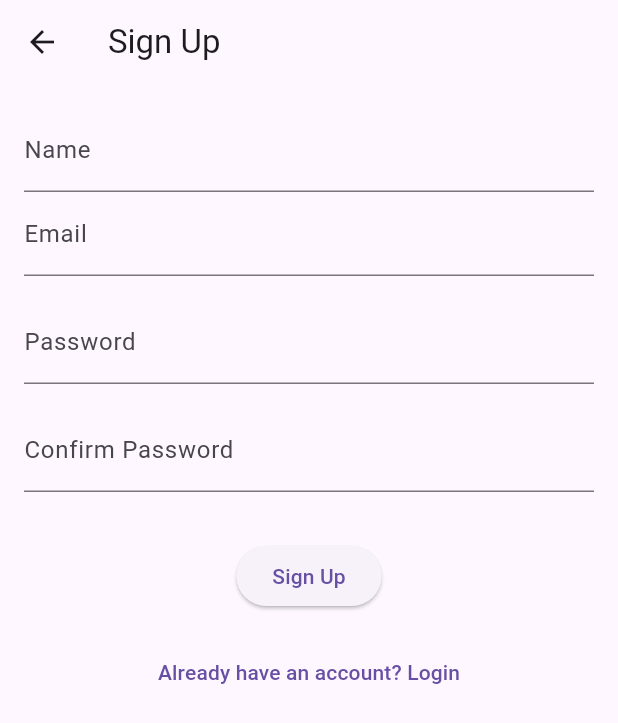
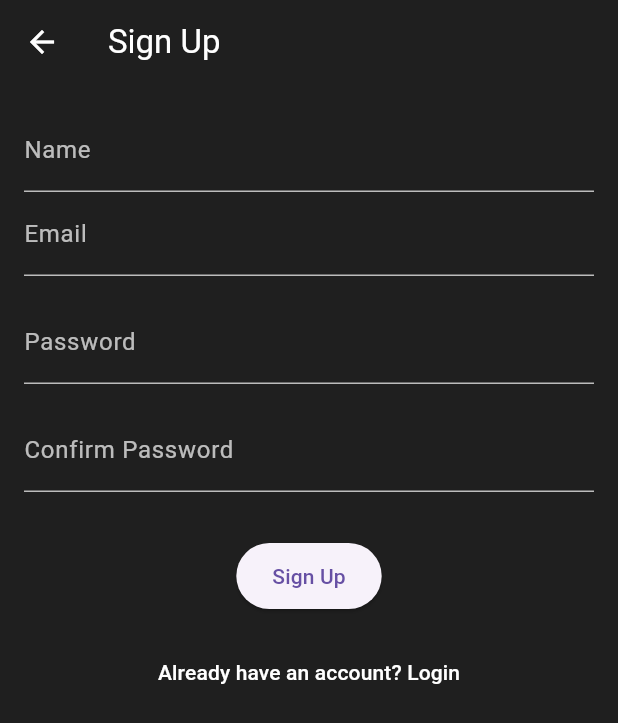
Before and after one commit to badrmatar/year4_project_final, a Flutter app: the screen it shows after launch, after a tap on "Login", after a tap on "Don't have an account? Sign up", on a phone screen of 412 x 824 dp. Shown: the top 723 px of the screen. Run offline on Flutter 3.47's test engine with Material 3 defaults, Android fonts, the phone set to English and light mode, and no system bars; our stand-ins replace flutter_dotenv, geolocator, google_maps_flutter, supabase_flutter; accounts and stored records are empty.

Commit message:
finished all of UI might do minor color changes

```diff
--- a/lib/pages/login_page.dart
+++ b/lib/pages/login_page.dart
@@ -1,7 +1,4 @@
-// lib/pages/login_page.dart
-
 import 'package:flutter/material.dart';
-import 'package:year4_project/pages/home_page.dart';
 import '../services/auth_service.dart';
 
 class LoginPage extends StatefulWidget {
@@ -19,7 +16,6 @@ class _LoginPageState extends State<LoginPage> {
   bool _isLoading = false;
 
   Future<void> _handleLogin() async {
-
     if (_formKey.currentState!.validate()) {
       setState(() {
         _isLoading = true;
@@ -32,7 +28,6 @@ class _LoginPageState extends State<LoginPage> {
       });
 
       if (success && mounted) {
-        // Replace the current route with home
         Navigator.pushReplacementNamed(context, '/home');
       } else {
         if (mounted) {
@@ -47,8 +42,12 @@ class _LoginPageState extends State<LoginPage> {
   @override
   Widget build(BuildContext context) {
     return Scaffold(
+      backgroundColor: const Color(0xFF1F1F1F),
       appBar: AppBar(
-        title: const Text('Login'),
+        elevation: 0,
+        backgroundColor: const Color(0xFF1F1F1F),
+        iconTheme: const IconThemeData(color: Colors.white),
+        title: const Text('Login', style: TextStyle(color: Colors.white)),
       ),
       body: Padding(
         padding: const EdgeInsets.all(16.0),
@@ -60,12 +59,24 @@ class _LoginPageState extends State<LoginPage> {
             children: [
               // Email Field
               TextFormField(
-                decoration: const InputDecoration(labelText: 'Email'),
+                style: const TextStyle(color: Colors.white),
+                decoration: const InputDecoration(
+                  labelText: 'Email',
+                  labelStyle: TextStyle(color: Colors.white70),
+                  enabledBorder: UnderlineInputBorder(
+                    borderSide: BorderSide(color: Colors.white70),
+                  ),
+                  focusedBorder: UnderlineInputBorder(
+                    borderSide: BorderSide(color: Colors.white),
+                  ),
+                ),
                 keyboardType: TextInputType.emailAddress,
                 validator: (value) {
-                  if (value == null ||
-                      value.isEmpty) {
+                  if (value == null || value.isEmpty) {
                     return 'Please enter a valid email';
+                  }
+                  if (!value.contains('@')) {
+                    return 'Please enter a valid email address';
                   }
                   return null;
                 },
@@ -76,10 +87,20 @@ class _LoginPageState extends State<LoginPage> {
               const SizedBox(height: 16.0),
               // Password Field
               TextFormField(
-                decoration: const InputDecoration(labelText: 'Password'),
+                style: const TextStyle(color: Colors.white),
+                decoration: const InputDecoration(
+                  labelText: 'Password',
+                  labelStyle: TextStyle(color: Colors.white70),
+                  enabledBorder: UnderlineInputBorder(
+                    borderSide: BorderSide(color: Colors.white70),
+                  ),
+                  focusedBorder: UnderlineInputBorder(
+                    borderSide: BorderSide(color: Colors.white),
+                  ),
+                ),
                 obscureText: true,
                 validator: (value) {
-                  if (value == null || value.length < 0) {
+                  if (value == null || value.length < 6) {
                     return 'Password must be at least 6 characters';
                   }
                   return null;
@@ -93,20 +114,19 @@ class _LoginPageState extends State<LoginPage> {
               ElevatedButton(
                 onPressed: _handleLogin,
                 child: const Text('Login'),
+                style: ElevatedButton.styleFrom(
+                  padding: const EdgeInsets.symmetric(horizontal: 24, vertical: 12),
+                ),
               ),
               const SizedBox(height: 32.0),
-
-
               TextButton(
-
                 onPressed: () {
-
-                  Navigator.pushNamed(context, '/signup');
-
+                  Navigator.pushReplacementNamed(context, '/signup');
                 },
-
-                child: const Text('Don\'t have an account? Sign up'),
-
+                child: const Text(
+                  "Don't have an account? Sign up",
+                  style: TextStyle(color: Colors.white),
+                ),
               ),
             ],
           ),
--- a/lib/pages/signup_page.dart
+++ b/lib/pages/signup_page.dart
@@ -30,14 +30,15 @@ class _SignUpPageState extends State<SignUpPage> {
         _isLoading = true;
       });
 
-      bool success = await _authService.registerUser(context, _username, _email, _password);
+      bool success =
+      await _authService.registerUser(context, _username, _email, _password);
 
       setState(() {
         _isLoading = false;
       });
 
       if (success && mounted) {
-        Navigator.pushReplacementNamed(context, '/home');
+        Navigator.pushReplacementNamed(context, '/login');
       } else {
         if (mounted) {
           ScaffoldMessenger.of(context).showSnackBar(
@@ -51,8 +52,18 @@ class _SignUpPageState extends State<SignUpPage> {
   @override
   Widget build(BuildContext context) {
     return Scaffold(
+      backgroundColor: const Color(0xFF1F1F1F),
       appBar: AppBar(
-        title: const Text('Sign Up'),
+        elevation: 0,
+        backgroundColor: const Color(0xFF1F1F1F),
+        iconTheme: const IconThemeData(color: Colors.white),
+        title: const Text('Sign Up', style: TextStyle(color: Colors.white)),
+        leading: IconButton(
+          icon: const Icon(Icons.arrow_back),
+          onPressed: () {
+            Navigator.pushReplacementNamed(context, '/login');
+          },
+        ),
       ),
       body: Padding(
         padding: const EdgeInsets.all(16.0),
@@ -62,8 +73,19 @@ class _SignUpPageState extends State<SignUpPage> {
           key: _formKey,
           child: Column(
             children: [
+              // Name Field
               TextFormField(
-                decoration: const InputDecoration(labelText: 'Name'),
+                style: const TextStyle(color: Colors.white),
+                decoration: const InputDecoration(
+                  labelText: 'Name',
+                  labelStyle: TextStyle(color: Colors.white70),
+                  enabledBorder: UnderlineInputBorder(
+                    borderSide: BorderSide(color: Colors.white70),
+                  ),
+                  focusedBorder: UnderlineInputBorder(
+                    borderSide: BorderSide(color: Colors.white),
+                  ),
+                ),
                 keyboardType: TextInputType.name,
                 validator: (value) {
                   if (value == null || value.isEmpty) {
@@ -75,8 +97,19 @@ class _SignUpPageState extends State<SignUpPage> {
                   _username = value.trim();
                 },
               ),
+              // Email Field
               TextFormField(
-                decoration: const InputDecoration(labelText: 'Email'),
+                style: const TextStyle(color: Colors.white),
+                decoration: const InputDecoration(
+                  labelText: 'Email',
+                  labelStyle: TextStyle(color: Colors.white70),
+                  enabledBorder: UnderlineInputBorder(
+                    borderSide: BorderSide(color: Colors.white70),
+                  ),
+                  focusedBorder: UnderlineInputBorder(
+                    borderSide: BorderSide(color: Colors.white),
+                  ),
+                ),
                 keyboardType: TextInputType.emailAddress,
                 validator: (value) {
                   if (value == null || value.isEmpty) {
@@ -92,8 +125,19 @@ class _SignUpPageState extends State<SignUpPage> {
                 },
               ),
               const SizedBox(height: 16.0),
+              // Password Field
               TextFormField(
-                decoration: const InputDecoration(labelText: 'Password'),
+                style: const TextStyle(color: Colors.white),
+                decoration: const InputDecoration(
+                  labelText: 'Password',
+                  labelStyle: TextStyle(color: Colors.white70),
+                  enabledBorder: UnderlineInputBorder(
+                    borderSide: BorderSide(color: Colors.white70),
+                  ),
+                  focusedBorder: UnderlineInputBorder(
+                    borderSide: BorderSide(color: Colors.white),
+                  ),
+                ),
                 obscureText: true,
                 validator: (value) {
                   if (value == null || value.length < 6) {
@@ -106,9 +150,19 @@ class _SignUpPageState extends State<SignUpPage> {
                 },
               ),
               const SizedBox(height: 16.0),
+              // Confirm Password Field
               TextFormField(
+                style: const TextStyle(color: Colors.white),
                 decoration: const InputDecoration(
-                    labelText: 'Confirm Password'),
+                  labelText: 'Confirm Password',
+                  labelStyle: TextStyle(color: Colors.white70),
+                  enabledBorder: UnderlineInputBorder(
+                    borderSide: BorderSide(color: Colors.white70),
+                  ),
+                  focusedBorder: UnderlineInputBorder(
+                    borderSide: BorderSide(color: Colors.white),
+                  ),
+                ),
                 obscureText: true,
                 validator: (value) {
                   if (value == null || value.length < 6) {
@@ -124,16 +178,24 @@ class _SignUpPageState extends State<SignUpPage> {
                 },
               ),
               const SizedBox(height: 32.0),
+              // Sign Up Button
               ElevatedButton(
                 onPressed: _handleSignUp,
                 child: const Text('Sign Up'),
+                style: ElevatedButton.styleFrom(
+                  padding: const EdgeInsets.symmetric(horizontal: 24, vertical: 12),
+                ),
               ),
               const SizedBox(height: 16.0),
+              // Link to Login Page
               TextButton(
                 onPressed: () {
-                  Navigator.pop(context);
+                  Navigator.pushReplacementNamed(context, '/login');
                 },
-                child: const Text('Already have an account? Login'),
+                child: const Text(
+                  'Already have an account? Login',
+                  style: TextStyle(color: Colors.white),
+                ),
               ),
             ],
           ),
```
